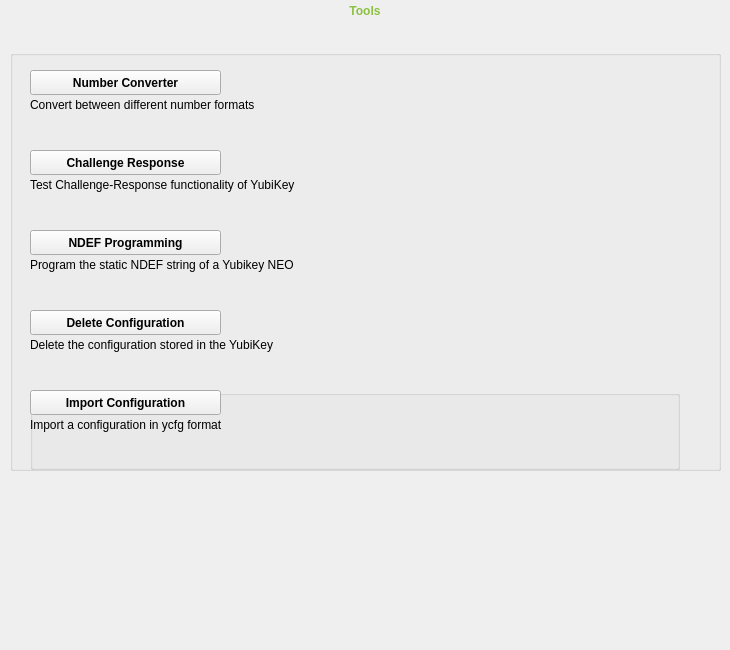
First picture: the form in src/ui/toolpage.ui, repository Yubico/yubikey-personalization-gui-dpkg, before the edit.
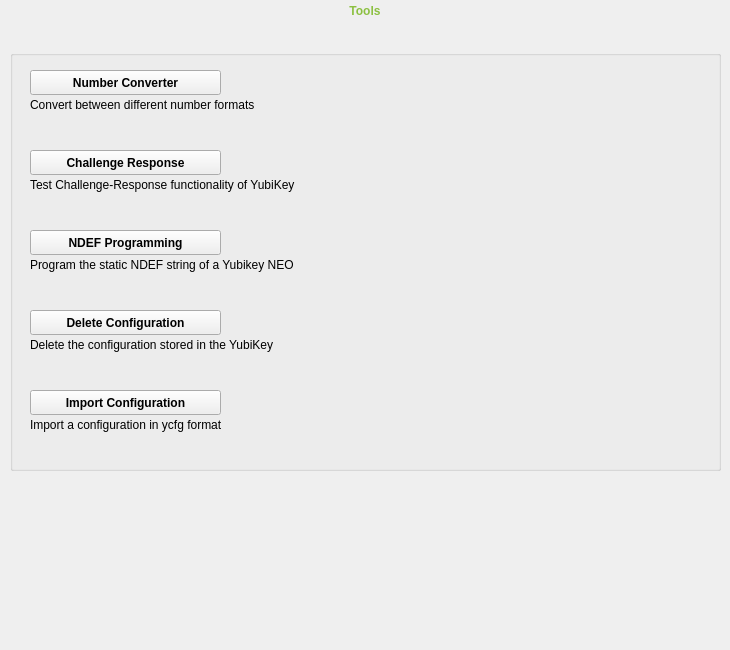
Second picture: the form after the edit. The open tabs and pages were chosen to show the change.

```diff
--- a/src/ui/toolpage.ui
+++ b/src/ui/toolpage.ui
@@ -264,7 +264,7 @@
       <set>Qt::AlignLeading|Qt::AlignLeft|Qt::AlignVCenter</set>
      </property>
     </widget>
-    <widget class="QGroupBox" name="importBox">
+    <widget class="QWidget" name="importBox">
      <property name="geometry">
       <rect>
        <x>20</x>
@@ -273,9 +273,6 @@
        <height>80</height>
       </rect>
      </property>
-     <property name="title">
-      <string/>
-     </property>
      <widget class="QPushButton" name="importBtn">
       <property name="geometry">
        <rect>
```
